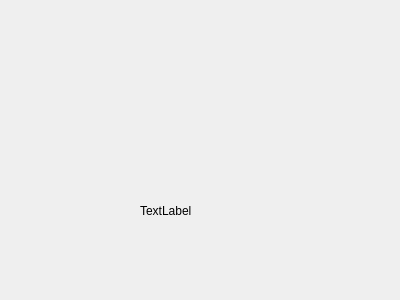
Qt form src/server/server.ui (unclave/krepysh) before a commit.
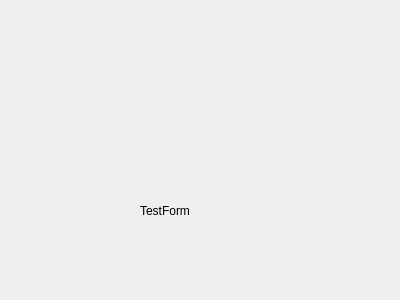
The same form after that commit.

Diff of the .ui file:
```diff
--- a/src/server/server.ui
+++ b/src/server/server.ui
@@ -23,7 +23,7 @@
     </rect>
    </property>
    <property name="text">
-    <string>TextLabel</string>
+    <string>TestForm</string>
    </property>
   </widget>
  </widget>
```
